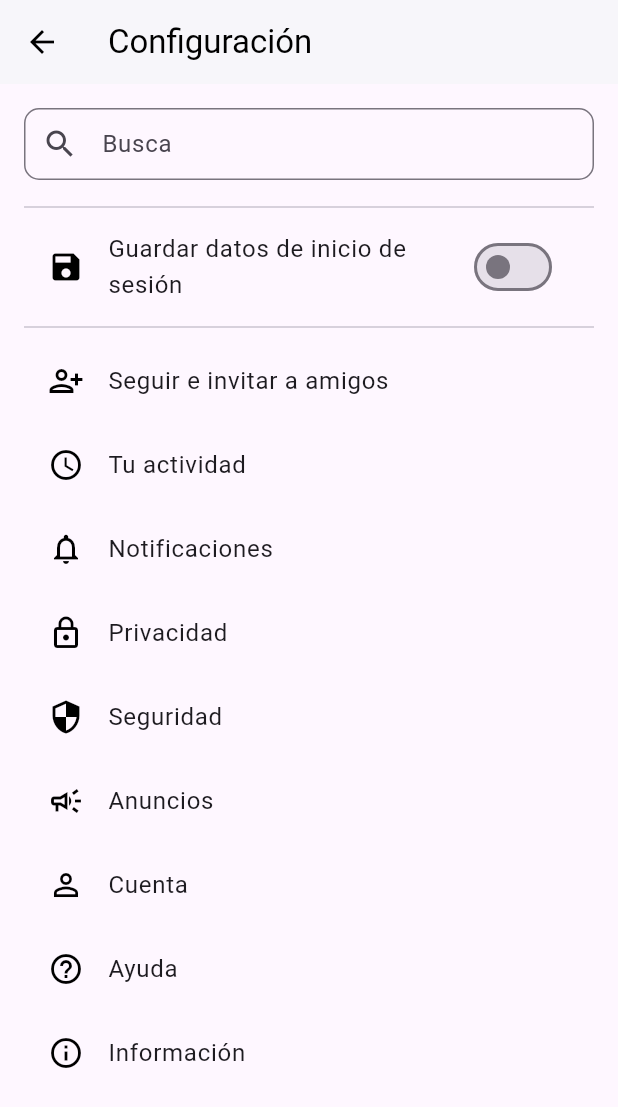
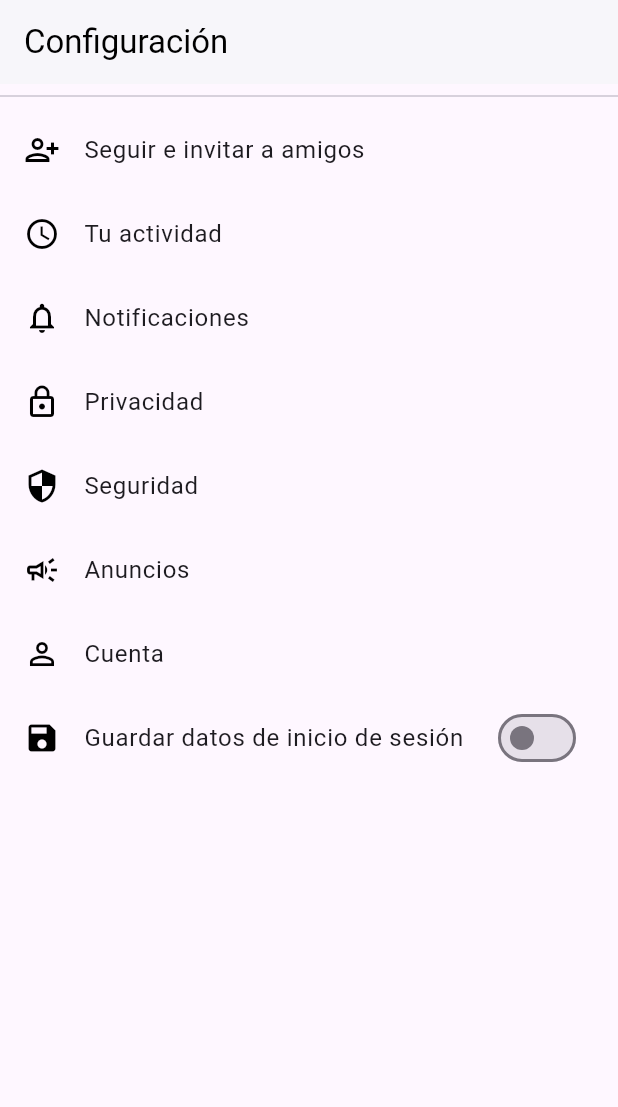
Before and after one commit to joanbanlles/INSTADAM, a Flutter app: the SettingsScreen screen opened directly, on a phone screen of 412 x 824 dp. Shown: the top 1107 px of the screen. Run offline on Flutter 3.47's test engine with Material 3 defaults, Android fonts, the phone set to English and light mode, and no system bars.

```diff
--- a/instadam/lib/settings.dart
+++ b/instadam/lib/settings.dart
@@ -1,23 +1,19 @@
 import 'package:flutter/material.dart';
 
-void main() {
-  runApp(MyApp());
-}
+void main() => runApp(Settings());
 
-class MyApp extends StatelessWidget {
+class Settings extends StatelessWidget {
   @override
   Widget build(BuildContext context) {
     return MaterialApp(
-      title: 'Configuración',
-      theme: ThemeData(
-        primarySwatch: Colors.blue,
-      ),
       home: SettingsScreen(),
     );
   }
 }
 
 class SettingsScreen extends StatefulWidget {
+  const SettingsScreen({super.key});
+
   @override
   _SettingsScreenState createState() => _SettingsScreenState();
 }
@@ -35,93 +31,56 @@ class _SettingsScreenState extends State<SettingsScreen> {
           'Configuración',
           style: TextStyle(color: Colors.black),
         ),
-        leading: IconButton(
-          icon: Icon(Icons.arrow_back, color: Colors.black),
-          onPressed: () {
-            Navigator.pop(context);
-          },
-        ),
+        iconTheme: const IconThemeData(color: Colors.black),
       ),
       body: ListView(
-        padding: const EdgeInsets.all(16.0),
-        children: [
-          // Campo de búsqueda
-          Padding(
-            padding: const EdgeInsets.only(bottom: 10.0),
-            child: TextField(
-              decoration: InputDecoration(
-                prefixIcon: Icon(Icons.search),
-                hintText: 'Busca',
-                border: OutlineInputBorder(
-                  borderRadius: BorderRadius.circular(10),
-                ),
-                contentPadding: EdgeInsets.symmetric(horizontal: 10),
-              ),
-            ),
-          ),
-          Divider(),
-
-          // Opción: Guardar datos de inicio de sesión
+        children: <Widget>[
+          const Divider(),
           ListTile(
-            leading: Icon(Icons.save, color: Colors.black),
-            title: Text('Guardar datos de inicio de sesión'),
-            trailing: Switch(
-              value: _saveLoginData,
-              onChanged: (bool value) {
-                setState(() {
-                  _saveLoginData = value;
-                  // Aquí podrías añadir la lógica para guardar el valor localmente en el futuro.
-                });
-              },
-            ),
-          ),
-          Divider(),
-
-          // Opciones de configuración
-          ListTile(
-            leading: Icon(Icons.person_add_alt, color: Colors.black),
-            title: Text('Seguir e invitar a amigos'),
+            leading: const Icon(Icons.person_add_alt, color: Colors.black),
+            title: const Text('Seguir e invitar a amigos'),
             onTap: () {},
           ),
           ListTile(
-            leading: Icon(Icons.access_time, color: Colors.black),
-            title: Text('Tu actividad'),
+            leading: const Icon(Icons.access_time, color: Colors.black),
+            title: const Text('Tu actividad'),
             onTap: () {},
           ),
           ListTile(
-            leading: Icon(Icons.notifications_outlined, color: Colors.black),
-            title: Text('Notificaciones'),
+            leading:
+                const Icon(Icons.notifications_outlined, color: Colors.black),
+            title: const Text('Notificaciones'),
             onTap: () {},
           ),
           ListTile(
-            leading: Icon(Icons.lock_outline, color: Colors.black),
-            title: Text('Privacidad'),
+            leading: const Icon(Icons.lock_outline, color: Colors.black),
+            title: const Text('Privacidad'),
             onTap: () {},
           ),
           ListTile(
-            leading: Icon(Icons.security, color: Colors.black),
-            title: Text('Seguridad'),
+            leading: const Icon(Icons.security, color: Colors.black),
+            title: const Text('Seguridad'),
             onTap: () {},
           ),
           ListTile(
-            leading: Icon(Icons.campaign_outlined, color: Colors.black),
-            title: Text('Anuncios'),
+            leading: const Icon(Icons.campaign_outlined, color: Colors.black),
+            title: const Text('Anuncios'),
             onTap: () {},
           ),
           ListTile(
-            leading: Icon(Icons.person_outline, color: Colors.black),
-            title: Text('Cuenta'),
+            leading: const Icon(Icons.person_outline, color: Colors.black),
+            title: const Text('Cuenta'),
             onTap: () {},
           ),
-          ListTile(
-            leading: Icon(Icons.help_outline, color: Colors.black),
-            title: Text('Ayuda'),
-            onTap: () {},
-          ),
-          ListTile(
-            leading: Icon(Icons.info_outline, color: Colors.black),
-            title: Text('Información'),
-            onTap: () {},
+          SwitchListTile(
+            title: const Text('Guardar datos de inicio de sesión'),
+            value: _saveLoginData,
+            onChanged: (bool value) {
+              setState(() {
+                _saveLoginData = value;
+              });
+            },
+            secondary: const Icon(Icons.save, color: Colors.black),
           ),
         ],
       ),
```
Also changed, not shown: instadam/lib/home.dart (+3 -37 lines), instadam/lib/main.dart (+61 -86 lines).
